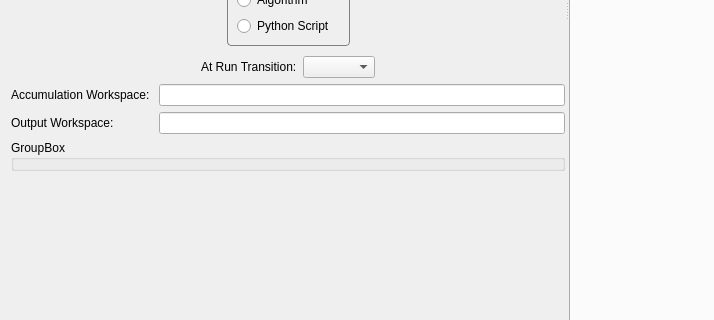
This is Code/Mantid/MantidQt/CustomDialogs/inc/MantidQtCustomDialogs/StartLiveDataDialog.ui in mantidproject/mantid as Qt 5 draws it before an edit; both pictures show x 0 to 714 and y 443 to 763 of the 988 by 905 pixel window. The edited form follows.
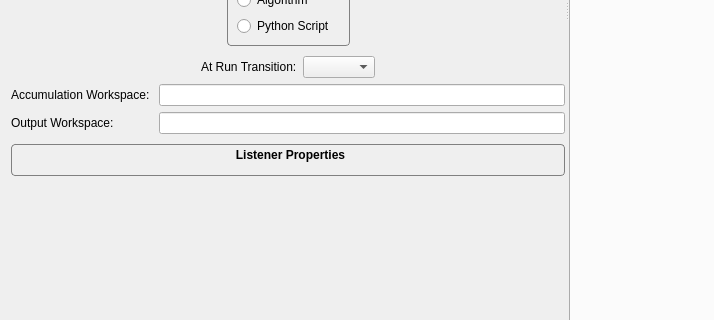
This is the edited form. Custom widgets are drawn as their Qt base class.

Commit message: Re #9958. Set spectra list via listener's property.

```diff
--- a/Code/Mantid/MantidQt/CustomDialogs/inc/MantidQtCustomDialogs/StartLiveDataDialog.ui
+++ b/Code/Mantid/MantidQt/CustomDialogs/inc/MantidQtCustomDialogs/StartLiveDataDialog.ui
@@ -483,8 +483,19 @@
        </item>
        <item>
         <widget class="QGroupBox" name="listenerProps">
+         <property name="font">
+          <font>
+           <weight>75</weight>
+           <bold>true</bold>
+          </font>
+         </property>
+         <property name="styleSheet">
+          <string notr="true">QGroupBox { border: 1px solid gray;  border-radius: 4px; font-weight: bold; margin-top: 4px; margin-bottom: 4px; padding-top: 16px; }
+QGroupBox::title { background-color: transparent;  subcontrol-position: top center;  padding-top:4px; padding-bottom:4px; } 
+</string>
+         </property>
          <property name="title">
-          <string>GroupBox</string>
+          <string>Listener Properties</string>
          </property>
         </widget>
        </item>
```
The commit also changes 3 other files.
